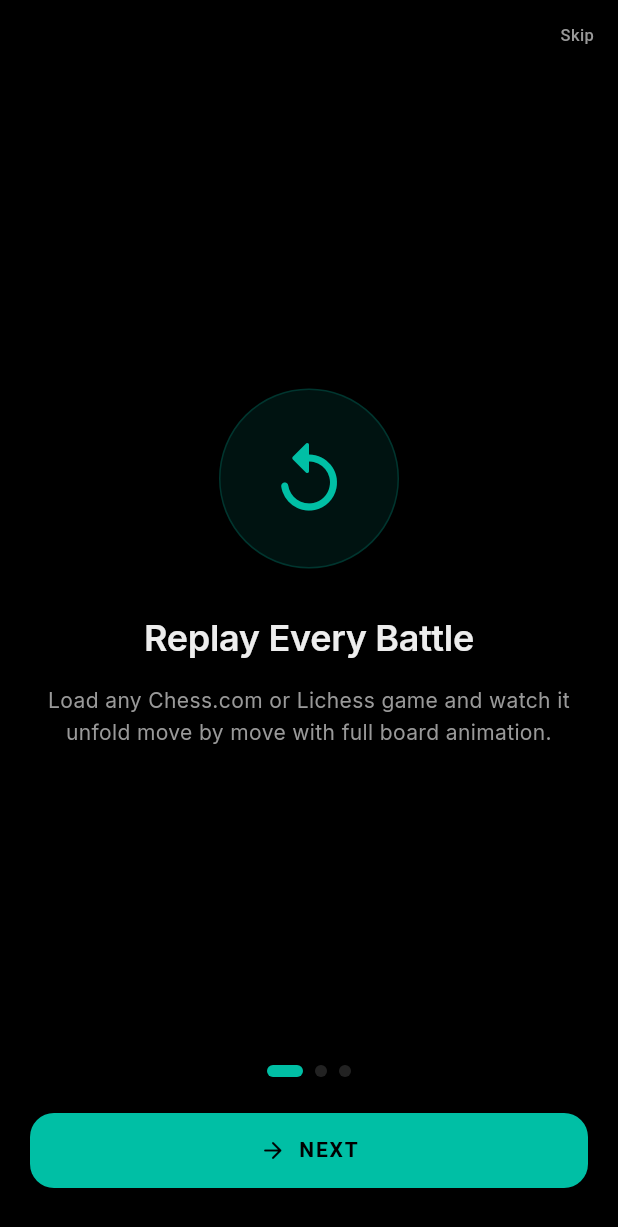
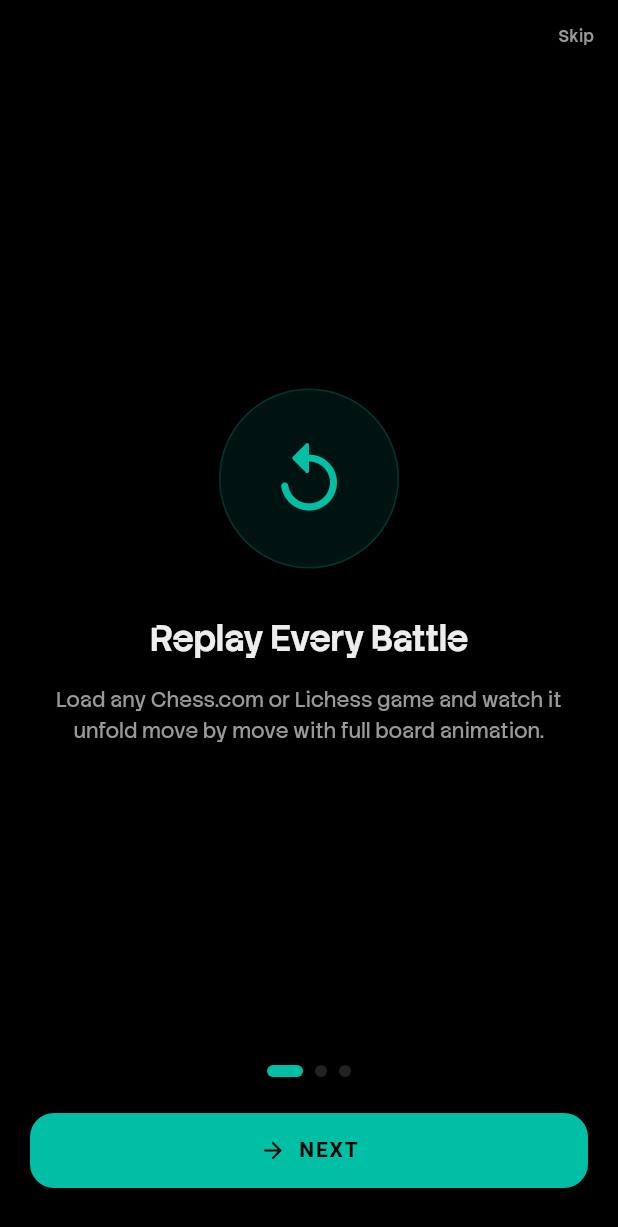
Before and after one commit to shiliaiwei/brilliant_movee, a Flutter app: the screen it shows after launch, on a phone screen of 412 x 824 dp. Shown: the top 1227 px of the screen. Run offline on Flutter 3.47's test engine with Material 3 defaults, Android fonts, the phone set to English and light mode, and no system bars; our stand-ins replace cached_network_image, dio, flutter_riverpod, go_router, just_audio, shared_preferences; missing offline and left inert: chess; Roboto replaces fonts that are missing (SpaceGrotesk); project files that could hold a hidden picture were left out.

```diff
--- a/lib/core/constants/app_text_styles.dart
+++ b/lib/core/constants/app_text_styles.dart
@@ -1,15 +1,15 @@
 import 'package:flutter/material.dart';
-import 'package:google_fonts/google_fonts.dart';
 import 'app_colors.dart';
 
 /// Typography system for Stupid Brilliant.
-/// Uses Inter for technical/general text, Roboto for labels, and Google Sans for Khmer.
+/// Uses custom StackSansNotch as primary font.
 abstract final class AppTextStyles {
   // ── Base configuration ──────────────────────────────────────────────────
-  static const String khmerFontFamily = 'GoogleSans';
+  static const String primaryFont = 'StackSansNotch';
 
-  // ── Display — Inter 700 32sp ─────────────────────────────────────────────
-  static TextStyle get display => GoogleFonts.inter(
+  // ── Display ─────────────────────────────────────────────────────────────
+  static TextStyle get display => const TextStyle(
+        fontFamily: primaryFont,
         fontWeight: FontWeight.w700,
         fontSize: 32,
         letterSpacing: -0.5,
@@ -17,8 +17,9 @@
         height: 1.1,
       );
 
-  // ── Headline — Inter 600 24sp ────────────────────────────────────────────
-  static TextStyle get headline => GoogleFonts.inter(
+  // ── Headline ────────────────────────────────────────────────────────────
+  static TextStyle get headline => const TextStyle(
+        fontFamily: primaryFont,
         fontWeight: FontWeight.w600,
         fontSize: 24,
         letterSpacing: -0.2,
@@ -26,31 +27,35 @@
         height: 1.2,
       );
 
-  // ── Title — Inter 600 18sp ───────────────────────────────────────────────
-  static TextStyle get title => GoogleFonts.inter(
+  // ── Title ───────────────────────────────────────────────────────────────
+  static TextStyle get title => const TextStyle(
+        fontFamily: primaryFont,
         fontWeight: FontWeight.w600,
         fontSize: 18,
         color: AppColors.textPrimary,
         height: 1.3,
       );
 
-  // ── Body — Inter 400 14sp ────────────────────────────────────────────────
-  static TextStyle get body => GoogleFonts.inter(
+  // ── Body ────────────────────────────────────────────────────────────────
+  static TextStyle get body => const TextStyle(
+        fontFamily: primaryFont,
         fontWeight: FontWeight.w400,
         fontSize: 14,
         color: AppColors.textPrimary,
         height: 1.5,
       );
 
-  static TextStyle get bodyMedium => GoogleFonts.inter(
+  static TextStyle get bodyMedium => const TextStyle(
+        fontFamily: primaryFont,
         fontWeight: FontWeight.w500,
         fontSize: 14,
         color: AppColors.textPrimary,
         height: 1.5,
       );
 
-  // ── Label — Roboto 500 12sp ──────────────────────────────────────────────
-  static TextStyle get label => GoogleFonts.roboto(
+  // ── Label ───────────────────────────────────────────────────────────────
+  static TextStyle get label => const TextStyle(
+        fontFamily: primaryFont,
         fontWeight: FontWeight.w500,
         fontSize: 12,
         color: AppColors.textPrimary,
@@ -58,16 +63,18 @@
         letterSpacing: 0.1,
       );
 
-  // ── Caption — Roboto 400 11sp ────────────────────────────────────────────
-  static TextStyle get caption => GoogleFonts.roboto(
+  // ── Caption ─────────────────────────────────────────────────────────────
+  static TextStyle get caption => const TextStyle(
+        fontFamily: primaryFont,
         fontWeight: FontWeight.w400,
         fontSize: 11,
         color: AppColors.textSecondary,
         height: 1.4,
       );
 
-  // ── Badge — Inter 700 10sp ───────────────────────────────────────────────
-  static TextStyle get badge => GoogleFonts.inter(
+  // ── Badge ───────────────────────────────────────────────────────────────
+  static TextStyle get badge => const TextStyle(
+        fontFamily: primaryFont,
         fontWeight: FontWeight.w700,
         fontSize: 10,
         letterSpacing: 0.5,
@@ -75,15 +82,17 @@
         height: 1.2,
       );
 
-  // ── Mono large — Roboto Mono 700 20sp ────────────────────────────────────
-  static TextStyle get monoLarge => GoogleFonts.robotoMono(
+  // ── Mono large ──────────────────────────────────────────────────────────
+  static TextStyle get monoLarge => const TextStyle(
+        fontFamily: primaryFont,
         fontWeight: FontWeight.w700,
         fontSize: 20,
         color: AppColors.textPrimary,
         letterSpacing: 0.5,
       );
 
-  static TextStyle get monoSmall => GoogleFonts.robotoMono(
+  static TextStyle get monoSmall => const TextStyle(
+        fontFamily: primaryFont,
         fontWeight: FontWeight.w400,
         fontSize: 11,
         color: AppColors.textSecondary,
@@ -91,7 +100,8 @@
       );
 
   // ── App name / brand ─────────────────────────────────────────────────────
-  static TextStyle get appName => GoogleFonts.inter(
+  static TextStyle get appName => const TextStyle(
+        fontFamily: primaryFont,
         fontWeight: FontWeight.w800,
         fontSize: 28,
         letterSpacing: -1.0,
@@ -99,20 +109,13 @@
         height: 1.1,
       );
 
-  static TextStyle get tagline => GoogleFonts.roboto(
+  static TextStyle get tagline => const TextStyle(
+        fontFamily: primaryFont,
         fontWeight: FontWeight.w400,
         fontSize: 13,
         letterSpacing: 0.5,
         color: AppColors.primary,
         height: 1.4,
-      );
-
-  // ── Khmer Specific — Google Sans ─────────────────────────────────────────
-  static TextStyle get khmerBody => const TextStyle(
-        fontFamily: khmerFontFamily,
-        fontWeight: FontWeight.w400,
-        fontSize: 14,
-        color: AppColors.textPrimary,
       );
 
   // ── Muted variants ───────────────────────────────────────────────────────
--- a/lib/core/theme/app_theme.dart
+++ b/lib/core/theme/app_theme.dart
@@ -1,6 +1,5 @@
 import 'package:flutter/material.dart';
 import 'package:flutter/services.dart';
-import 'package:google_fonts/google_fonts.dart';
 import '../constants/app_colors.dart';
 import '../constants/app_text_styles.dart';
 import '../constants/app_spacing.dart';
@@ -8,12 +7,14 @@
 /// Builds the Material 3 dark theme (Pure Black) for Stupid Brilliant.
 abstract final class AppTheme {
   static ThemeData get darkTheme {
+    const primaryFont = 'StackSansNotch';
     final colorScheme = AppColors.m3DarkScheme;
 
     return ThemeData(
       useMaterial3: true,
       brightness: Brightness.dark,
       colorScheme: colorScheme,
+      fontFamily: primaryFont,
 
       // ── Scaffold ──────────────────────────────────────────────────────────
       scaffoldBackgroundColor: AppColors.backgroundDeep,
@@ -65,7 +66,6 @@
             borderRadius: BorderRadius.circular(AppRadius.button),
           ),
           textStyle: AppTextStyles.bodyMedium.copyWith(
-            fontFamily: 'SpaceGrotesk',
             fontWeight: FontWeight.w700,
             letterSpacing: 1.0,
           ),
@@ -108,7 +108,8 @@
       ),
 
       // ── Text Theme ────────────────────────────────────────────────────────
-      textTheme: GoogleFonts.interTextTheme().apply(
+      textTheme: const TextTheme().apply(
+        fontFamily: primaryFont,
         bodyColor: AppColors.textPrimary,
         displayColor: AppColors.textPrimary,
       ),
--- a/lib/engine/stockfish_isolate.dart
+++ b/lib/engine/stockfish_isolate.dart
@@ -182,7 +182,7 @@
     (i) => EngineLineResult(
       moves: _generateMockMoves(fen, i),
       eval: (baseEval - i * 40).toDouble(),
-      depth: 22,
+      depth: 24, // SF-18 baseline depth
     ),
   );
 }
--- a/pubspec.yaml
+++ b/pubspec.yaml
@@ -103,3 +103,6 @@
         - asset: assets/fonts/Google_Sans/GoogleSans-VariableFont_GRAD,opsz,wght.ttf
         - asset: assets/fonts/Google_Sans/GoogleSans-Italic-VariableFont_GRAD,opsz,wght.ttf
           style: italic
+    - family: StackSansNotch
+      fonts:
+        - asset: assets/fonts/Stack_Sans_Notch/StackSansNotch-VariableFont_wght.ttf
```
Also changed, not shown: assets/fonts/Stack_Sans_Notch/OFL.txt (added, +93 -0 lines), lib/features/history/history_screen.dart (+50 -36 lines), lib/features/review/board/chess_board_widget.dart (+6 -9 lines), lib/features/review/celebrate/celebrate_overlay.dart (+27 -0 lines), lib/features/review/review_screen.dart (+73 -74 lines), BK/.prompted.txt, assets/fonts/Stack_Sans_Notch/README.txt (added), assets/fonts/Stack_Sans_Notch/StackSansNotch-VariableFont_wght.ttf (added), assets/fonts/Stack_Sans_Notch/static/StackSansNotch-Bold.ttf (added), assets/fonts/Stack_Sans_Notch/static/StackSansNotch-ExtraLight.ttf (added), assets/fonts/Stack_Sans_Notch/static/StackSansNotch-Light.ttf (added), assets/fonts/Stack_Sans_Notch/static/StackSansNotch-Medium.ttf (added), assets/fonts/Stack_Sans_Notch/static/StackSansNotch-Regular.ttf (added), assets/fonts/Stack_Sans_Notch/static/StackSansNotch-SemiBold.ttf (added).
